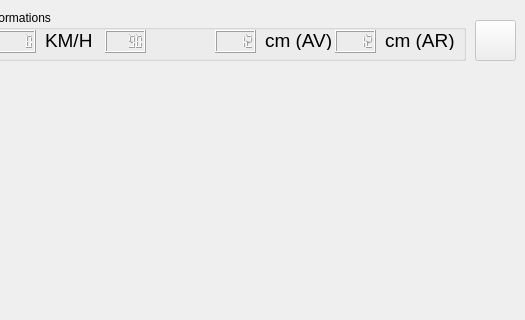
This is wifibot/mainwindow.ui in nathhdt/wifibot as Qt 5 draws it before an edit; both pictures show x 155 to 680 and y 0 to 320 of the 680 by 573 pixel window. The edited form follows.
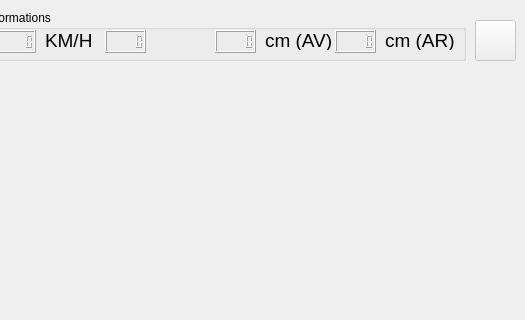
This is the edited form. Icons and pictures are not drawn.

Commit message:
Contrôle du robot avec clavier
Le contrôle du robot marche correctement avec le clavier, nécessite quelques adaptations

```diff
--- a/wifibot/mainwindow.ui
+++ b/wifibot/mainwindow.ui
@@ -292,7 +292,10 @@
       </rect>
      </property>
      <property name="value" stdset="0">
-      <double>90.000000000000000</double>
+      <double>0.000000000000000</double>
+     </property>
+     <property name="intValue" stdset="0">
+      <number>0</number>
      </property>
     </widget>
     <widget class="QLabel" name="label_Batterie">
@@ -332,7 +335,10 @@
       </rect>
      </property>
      <property name="value" stdset="0">
-      <double>12.000000000000000</double>
+      <double>0.000000000000000</double>
+     </property>
+     <property name="intValue" stdset="0">
+      <number>0</number>
      </property>
     </widget>
     <widget class="QLabel" name="label_Infrarouge">
@@ -363,7 +369,10 @@
       </rect>
      </property>
      <property name="value" stdset="0">
-      <double>12.000000000000000</double>
+      <double>0.000000000000000</double>
+     </property>
+     <property name="intValue" stdset="0">
+      <number>0</number>
      </property>
     </widget>
     <widget class="QLabel" name="label_Infrarouge_2">
```
The commit also changes 2 other files.
